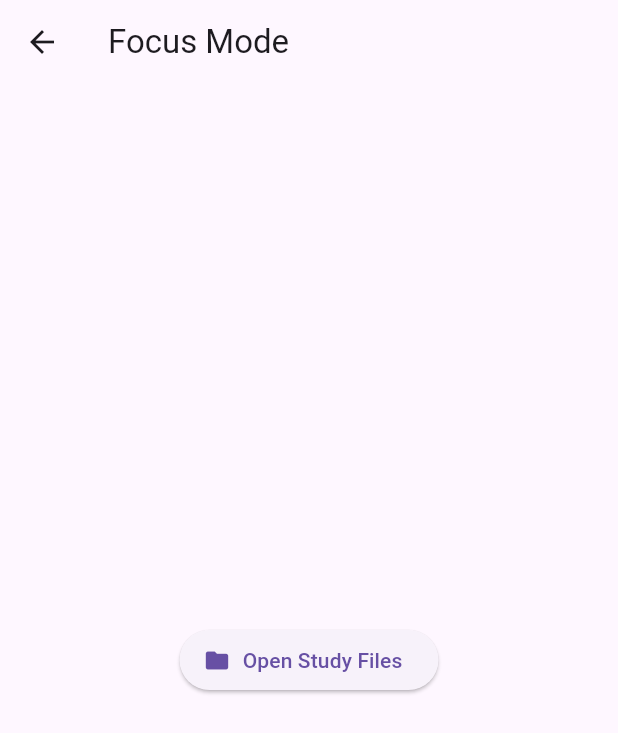
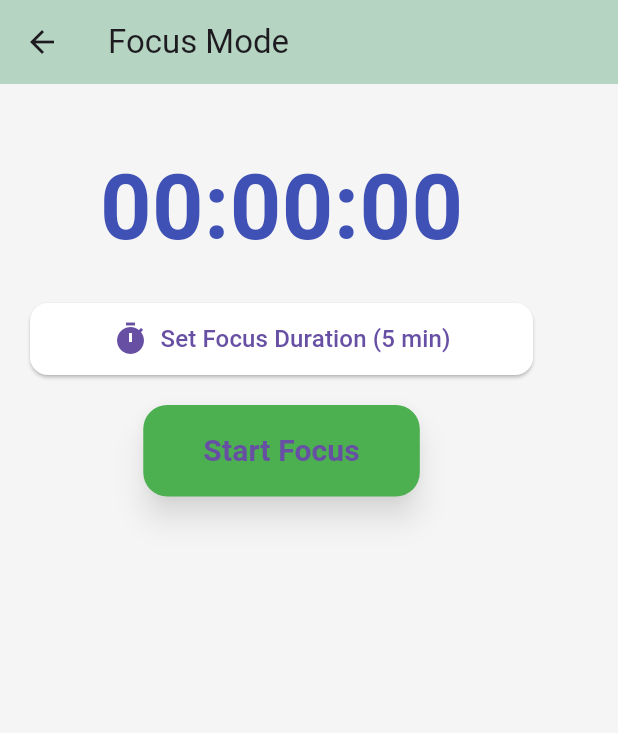
Before and after one commit to Sazid24Ali/edutrack, a Flutter app: the FocusModeScreen screen opened directly, on a phone screen of 412 x 824 dp. Shown: the top 733 px of the screen. Run offline on Flutter 3.47's test engine with Material 3 defaults, Android fonts, the light colour scheme and no system bars; our stand-ins replace flutter_dotenv, flutter_local_notifications, image_picker, open_file, permission_handler, shared_preferences and 1 more; missing offline and left inert: alarm, file_selector, google_mlkit_text_recognition; accounts and stored records are empty.

Commit message:
focus mode is done

```diff
--- a/lib/screens/focus_mode_screen.dart
+++ b/lib/screens/focus_mode_screen.dart
@@ -1,27 +1,191 @@
+import 'dart:async';
 import 'package:flutter/material.dart';
-import 'study_files_screen.dart';
+import 'package:alarm/alarm.dart';
+import 'package:alarm/model/alarm_settings.dart';
+import 'study_files_screen.dart'; // your existing PDF folder screen
 
-class FocusModeScreen extends StatelessWidget {
+class FocusModeScreen extends StatefulWidget {
   const FocusModeScreen({super.key});
+
+  @override
+  State<FocusModeScreen> createState() => _FocusModeScreenState();
+}
+
+class _FocusModeScreenState extends State<FocusModeScreen> {
+  Duration _focusDuration = const Duration(minutes: 5);
+  Timer? _timer;
+  Duration _timeLeft = Duration.zero;
+  bool _isRunning = false;
+
+  @override
+  void dispose() {
+    _timer?.cancel();
+    super.dispose();
+  }
+
+  void _startFocusTimer() async {
+    setState(() {
+      _timeLeft = _focusDuration;
+      _isRunning = true;
+    });
+
+    final alarmId = DateTime.now().millisecondsSinceEpoch % 100000;
+    await Alarm.set(
+      alarmSettings: AlarmSettings(
+        id: alarmId,
+        dateTime: DateTime.now().add(_focusDuration),
+        assetAudioPath: 'assets/sounds/alarm.mp3',
+        loopAudio: true,
+        vibrate: true,
+        androidFullScreenIntent: true,
+        volumeSettings: VolumeSettings.fade(
+          volume: 0.8,
+          fadeDuration: const Duration(seconds: 3),
+        ),
+        notificationSettings: NotificationSettings(
+          title: 'Focus Timer Finished',
+          body: 'Time to take a break!',
+          stopButton: 'Stop',
+          icon: 'notification_icon',
+        ),
+      ),
+    );
+
+    _timer = Timer.periodic(const Duration(seconds: 1), (timer) {
+      if (_timeLeft.inSeconds <= 0) {
+        timer.cancel();
+        setState(() => _isRunning = false);
+      } else {
+        setState(() => _timeLeft -= const Duration(seconds: 1));
+      }
+    });
+  }
+
+  void _stopFocusTimer() {
+    _timer?.cancel();
+    setState(() => _isRunning = false);
+  }
+
+  Future<void> _setFocusDuration() async {
+    final TimeOfDay? result = await showTimePicker(
+      context: context,
+      initialTime: TimeOfDay(
+        hour: _focusDuration.inHours,
+        minute: _focusDuration.inMinutes % 60,
+      ),
+    );
+    if (result != null) {
+      setState(() {
+        _focusDuration = Duration(hours: result.hour, minutes: result.minute);
+      });
+    }
+  }
+
+  String _formattedTimeLeft() {
+    final minutes = _timeLeft.inMinutes
+        .remainder(60)
+        .toString()
+        .padLeft(2, '0');
+    final seconds = _timeLeft.inSeconds
+        .remainder(60)
+        .toString()
+        .padLeft(2, '0');
+    return '${_timeLeft.inHours.toString().padLeft(2, '0')}:$minutes:$seconds';
+  }
 
   @override
   Widget build(BuildContext context) {
     return Scaffold(
-      appBar: AppBar(title: const Text('Focus Mode')),
-      body: Center(
-        child: ElevatedButton.icon(
-          onPressed: () {
-            Navigator.push(
-              context,
-              MaterialPageRoute(
-                builder: (_) => const StudyFilesScreen(),
+      backgroundColor: Colors.grey[100],
+      appBar: AppBar(
+        title: const Text('Focus Mode'),
+        backgroundColor: const Color.fromARGB(255, 182, 212, 194),
+      ),
+      body: Padding(
+        padding: const EdgeInsets.all(20.0),
+        child: Column(
+          // mainAxisAlignment: MainAxisAlignment.center, // center vertically
+          // crossAxisAlignment: CrossAxisAlignment.center,
+          children: [
+            const SizedBox(height: 20),
+            Text(
+              _formattedTimeLeft(),
+              style: const TextStyle(
+                fontSize: 60,
+                fontWeight: FontWeight.bold,
+                color: Colors.indigo,
               ),
-            );
-          },
-          icon: const Icon(Icons.folder),
-          label: const Text('Open Study Files'),
+            ),
+            const SizedBox(height: 20),
+            if (!_isRunning)
+              ElevatedButton.icon(
+                onPressed: _setFocusDuration,
+                icon: const Icon(Icons.timer, size: 24),
+                label: Text(
+                  'Set Focus Duration (${_focusDuration.inMinutes} min)',
+                  style: const TextStyle(fontSize: 16),
+                ),
+                style: ElevatedButton.styleFrom(
+                  padding: const EdgeInsets.symmetric(
+                    horizontal: 55,
+                    vertical: 12,
+                  ),
+                  shape: RoundedRectangleBorder(
+                    borderRadius: BorderRadius.circular(12),
+                  ),
+                  backgroundColor: Colors.white,
+                ),
+              ),
+            const SizedBox(height: 20),
+            ElevatedButton(
+              onPressed: _isRunning ? _stopFocusTimer : _startFocusTimer,
+              style: ElevatedButton.styleFrom(
+                backgroundColor: _isRunning ? Colors.redAccent : Colors.green,
+                padding: const EdgeInsets.symmetric(
+                  horizontal: 40,
+                  vertical: 16,
+                ),
+                shape: RoundedRectangleBorder(
+                  borderRadius: BorderRadius.circular(16),
+                ),
+                elevation: 8,
+                shadowColor: Colors.black54,
+              ),
+              child: Text(
+                _isRunning ? 'Stop Focus' : 'Start Focus',
+                style: const TextStyle(
+                  fontSize: 20,
+                  fontWeight: FontWeight.bold,
+                ),
+              ),
+            ),
+            const SizedBox(height: 30),
+            if (_isRunning)
+              Expanded(
+                child: Card(
+                  elevation: 4,
+                  shape: RoundedRectangleBorder(
+                    borderRadius: BorderRadius.circular(16),
+                  ),
+                  child: Padding(
+                    padding: const EdgeInsets.all(1.0),
+                    child: StudyFilesScreenOnlyPDF(), // restricted PDF folder
+                  ),
+                ),
+              ),
+          ],
         ),
       ),
     );
   }
 }
+
+/// Widget for restricted PDF folder
+class StudyFilesScreenOnlyPDF extends StatelessWidget {
+  const StudyFilesScreenOnlyPDF({super.key});
+
+  @override
+  Widget build(BuildContext context) {
+    return StudyFilesScreen();
+  }
+}
```
